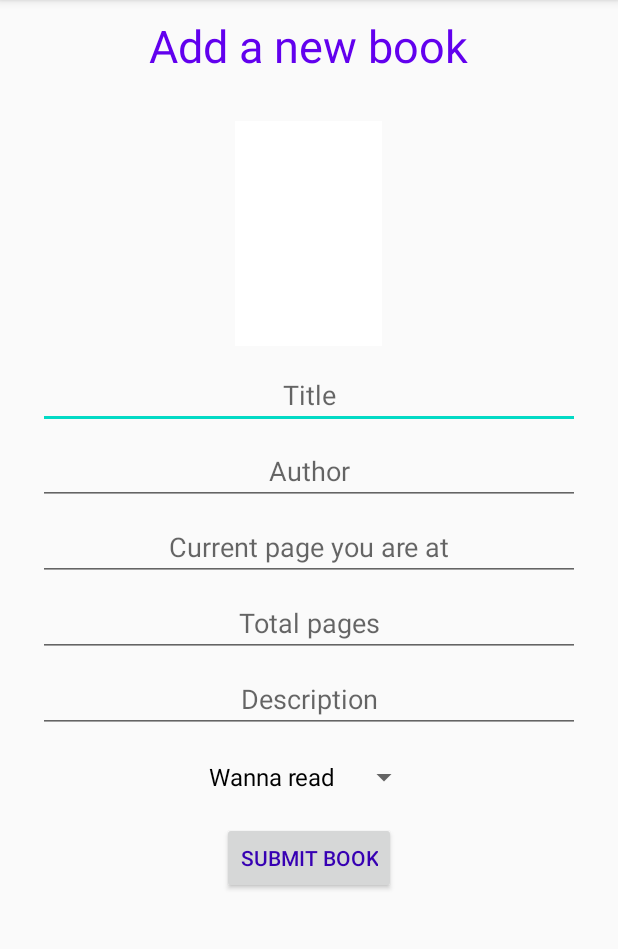
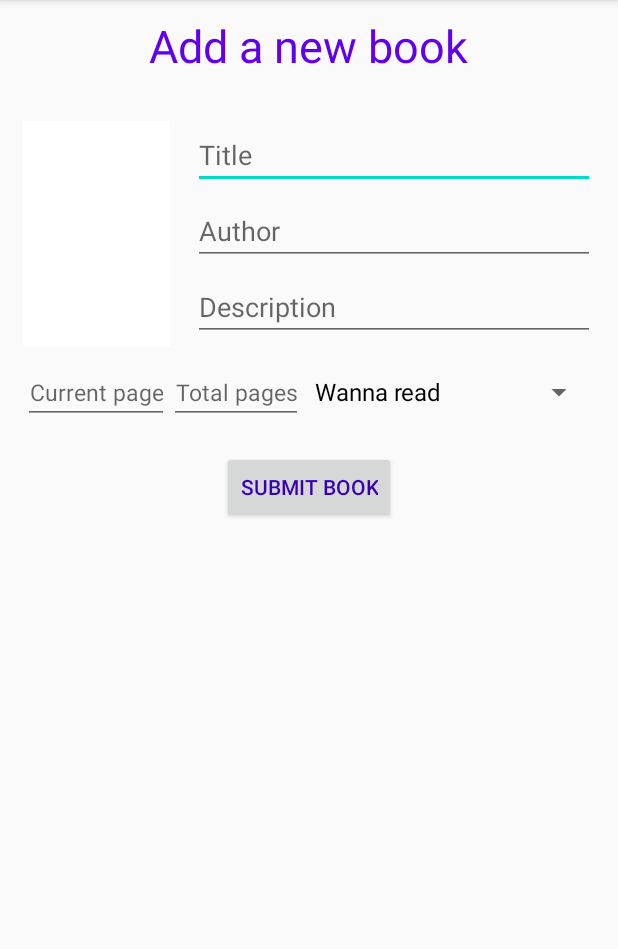
Before and after one commit to theCreativitist/Library-android, an Android app: the NewBookActivity screen opened directly, with no data from a screen before it, on a phone screen of 412 x 824 dp, the part 84-1033 px from its top. Run offline under Robolectric (Android 15) with nearby library versions, the phone set to English and light mode, and no system bars; libraries missing offline, so code that uses them is left out: com.facebook.drawee; plain views replace SimpleDraweeView; pictures from the network do not load; 2 statements that could not run were skipped.

Commit message:
Changed the EditBook and NewBook layouts

```diff
--- a/app/src/main/res/layout/activity_newbook.xml
+++ b/app/src/main/res/layout/activity_newbook.xml
@@ -26,7 +26,7 @@
         android:layout_width="98dp"
         android:layout_height="150dp"
         android:layout_below="@id/txt2"
-        android:layout_centerHorizontal="true"
+        android:layout_marginStart="15dp"
         android:layout_marginTop="30dp"
         android:background="#FFFFFF"
         android:contentDescription="@string/set_book_image"
@@ -38,16 +38,14 @@
         android:id="@+id/bookNameEdit"
         android:layout_width="match_parent"
         android:layout_height="wrap_content"
-        android:layout_below="@id/imageButton"
+        android:layout_alignTop="@id/imageButton"
         android:layout_centerHorizontal="true"
-        android:layout_marginHorizontal="25dp"
-        android:layout_marginTop="10dp"
+        android:layout_marginHorizontal="15dp"
+        android:layout_toEndOf="@id/imageButton"
         android:autofillHints="@string/title_book"
-        android:gravity="center_horizontal"
         android:hint="@string/title_book"
         android:inputType="textCapSentences"
-        android:singleLine="true"
-        android:textAlignment="center" />
+        android:singleLine="true" />
 
     <EditText
         android:id="@+id/bookAuthorEdit"
@@ -55,74 +53,80 @@
         android:layout_height="wrap_content"
         android:layout_below="@id/bookNameEdit"
         android:layout_centerHorizontal="true"
-        android:layout_marginHorizontal="25dp"
+        android:layout_marginHorizontal="15dp"
         android:layout_marginTop="5dp"
-        android:gravity="center_horizontal"
         android:hint="@string/author"
         android:inputType="textCapWords"
         android:singleLine="true"
-        android:textAlignment="center" />
-
-    <EditText
-        android:id="@+id/currentPageEdit"
-        android:layout_width="match_parent"
-        android:layout_height="wrap_content"
-        android:layout_below="@id/bookAuthorEdit"
-        android:layout_centerHorizontal="true"
-        android:layout_marginHorizontal="25dp"
-        android:layout_marginTop="5dp"
-        android:hint="@string/current_page"
-        android:inputType="number"
-        android:textAlignment="center"
-        android:gravity="center_horizontal" />
-
-    <EditText
-        android:id="@+id/totalPagesEdit"
-        android:layout_width="match_parent"
-        android:layout_height="wrap_content"
-        android:layout_below="@id/currentPageEdit"
-        android:layout_centerHorizontal="true"
-        android:layout_marginHorizontal="25dp"
-        android:layout_marginTop="5dp"
-        android:hint="@string/total_pages"
-        android:inputType="number"
-        android:textAlignment="center"
-        android:gravity="center_horizontal" />
+        android:layout_toEndOf="@id/imageButton"
+        android:autofillHints="" />
 
     <EditText
         android:id="@+id/bookDescEdit"
         android:layout_width="match_parent"
         android:layout_height="wrap_content"
-        android:layout_below="@id/totalPagesEdit"
-        android:layout_centerHorizontal="true"
-        android:layout_marginHorizontal="25dp"
+        android:layout_below="@id/bookAuthorEdit"
+        android:layout_marginHorizontal="15dp"
         android:layout_marginTop="5dp"
-        android:gravity="center_horizontal"
+        android:layout_toEndOf="@id/imageButton"
         android:hint="@string/description"
         android:inputType="textCapSentences"
+        android:maxLength="33"
+        android:autofillHints="" />
+
+
+        <LinearLayout
+            android:id="@+id/linearLayout"
+            android:layout_width="match_parent"
+            android:layout_height="wrap_content"
+            android:orientation="horizontal"
+            android:layout_below="@id/bookDescEdit"
+            android:layout_marginHorizontal="15dp"
+            android:layout_marginTop="10dp">
+
+            <EditText
+                android:id="@+id/currentPageEdit"
+                android:layout_width="wrap_content"
+                android:layout_height="wrap_content"
+                android:hint="@string/current_page"
+                android:inputType="number"
                 android:textAlignment="center"
-        android:maxLength="33"
+                android:autofillHints=""
+                android:textSize="15sp"
+                />
+
+
+            <EditText
+                android:id="@+id/totalPagesEdit"
+                android:layout_width="wrap_content"
+                android:layout_height="wrap_content"
+                android:autofillHints=""
+                android:hint="@string/total_pages"
+                android:inputType="number"
+                android:textAlignment="center"
+                android:textSize="15sp"
                 />
 
             <Spinner
                 android:id="@+id/spinner"
-        android:layout_width="wrap_content"
+                android:layout_width="match_parent"
                 android:layout_height="wrap_content"
-        android:layout_below="@id/bookDescEdit"
-        android:layout_centerHorizontal="true"
-        android:layout_marginTop="5dp"
-        android:dropDownWidth="match_parent"
+                android:dropDownWidth="wrap_content"
+                android:prompt="@string/current_reading_state"
                 android:spinnerMode="dropdown"
-        android:prompt="@string/current_reading_state"
                 />
+
+        </LinearLayout>
+
+
 
     <Button
         android:id="@+id/submitBtn"
         android:layout_width="wrap_content"
         android:layout_height="wrap_content"
-        android:layout_below="@id/spinner"
+        android:layout_below="@id/linearLayout"
         android:layout_centerHorizontal="true"
-        android:layout_marginTop="6dp"
+        android:layout_marginTop="15dp"
         android:layout_marginBottom="5dp"
         android:onClick="onSubmit"
         android:text="@string/submit_book"
--- a/app/src/main/res/values/strings.xml
+++ b/app/src/main/res/values/strings.xml
@@ -14,7 +14,7 @@
     <string name="show_book_list">show book list</string>
     <string name="add_a_new_book">Add a new book</string>
     <string name="book_title">Book title</string>
-    <string name="current_page">Current page you are at</string>
+    <string name="current_page">Current page</string>
     <string name="completely_read">I have completely read this book</string>
     <string name="submit_book">Submit book</string>
     <string name="edit_book">Edit book</string>
```
Also changed, not shown: app/src/main/res/layout/activity_editbook.xml (+58 -56 lines). Lines whose indentation alone changed are shown as unchanged.
